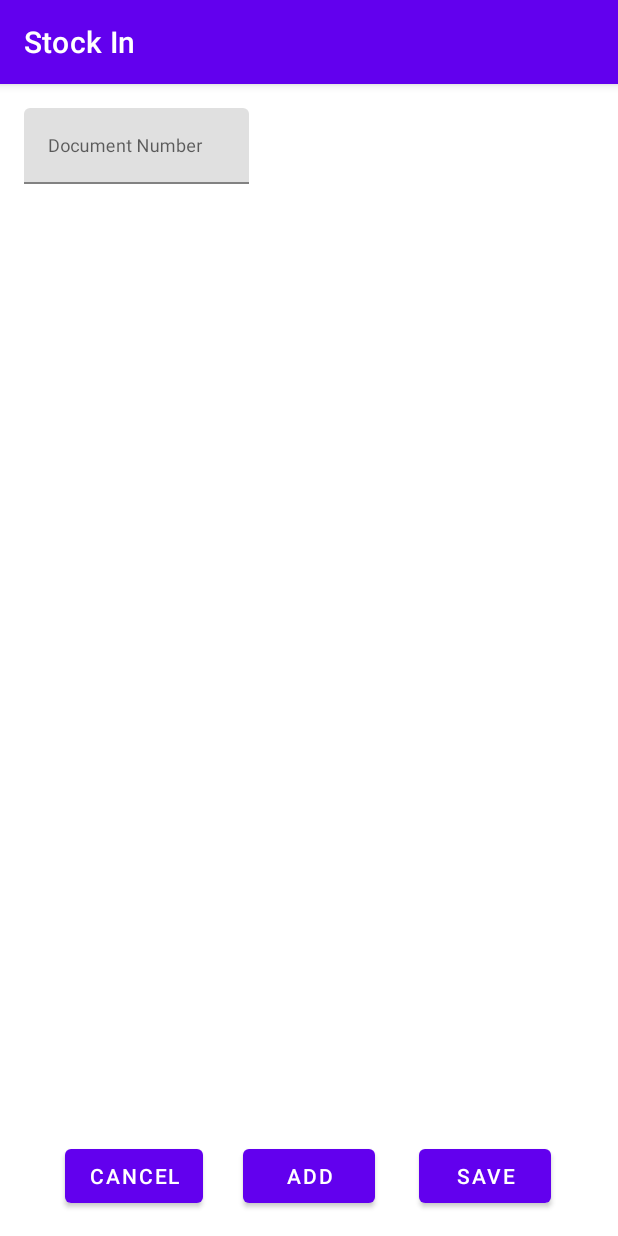
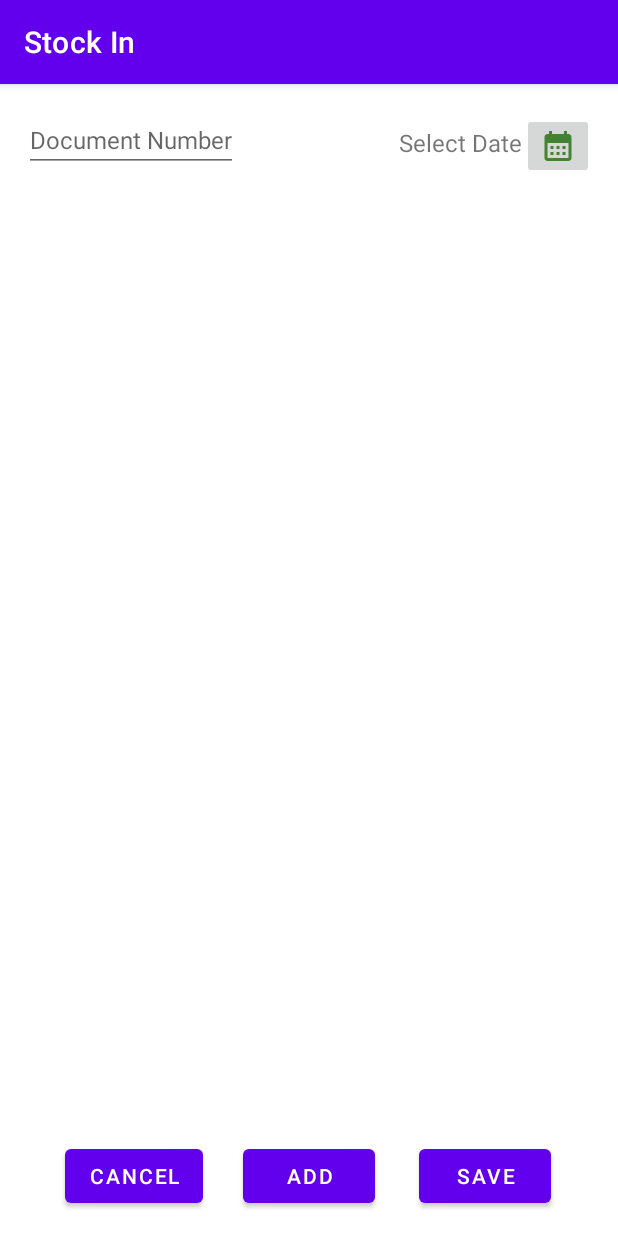
Before and after one commit to ksharshembie/whint, an Android app: the screen it shows after launch (MainActivity), after a tap on "STOCK IN", on a phone screen of 412 x 824 dp. Run offline under Robolectric (Android 15) with nearby library versions, the phone set to English and light mode, and no system bars; our stand-ins replace Room's generated code, navigation-ui.

Commit message:
field empty control added to StockInFragment.kt

```diff
--- a/app/src/main/java/com/ksharshembie/whint/local/dao/SlipDao.kt
+++ b/app/src/main/java/com/ksharshembie/whint/local/dao/SlipDao.kt
@@ -26,7 +26,7 @@ interface SlipDao {
     @Query("SELECT isSaved FROM slip where idSlip = :slipID")
     fun isSlipSaved(slipID: Long): Boolean
 
-    @Query("UPDATE slip SET isSaved = 1, slipNumber = :docNumber WHERE idSlip = :slipID")
-    fun slipSaved(slipID: Long, docNumber: String)
+    @Query("UPDATE slip SET isSaved = 1, slipNumber = :docNumber, slipDate = :docDate WHERE idSlip = :slipID")
+    fun slipSaved(slipID: Long, docNumber: String, docDate: String)
 
 }
--- a/app/src/main/java/com/ksharshembie/whint/local/db/Database.kt
+++ b/app/src/main/java/com/ksharshembie/whint/local/db/Database.kt
@@ -9,7 +9,7 @@ import com.ksharshembie.whint.local.room.Article
 import com.ksharshembie.whint.local.room.Slip
 import com.ksharshembie.whint.local.room.SlipItem
 
-@Database(entities = [Article::class, Slip::class, SlipItem::class], version = 6)
+@Database(entities = [Article::class, Slip::class, SlipItem::class], version = 7)
 abstract class Database : RoomDatabase() {
     abstract fun dao(): ArticleDao
     abstract fun daoSlip(): SlipDao
--- a/app/src/main/java/com/ksharshembie/whint/local/room/Slip.kt
+++ b/app/src/main/java/com/ksharshembie/whint/local/room/Slip.kt
@@ -8,7 +8,7 @@ data class Slip(
     @PrimaryKey(autoGenerate = true)
     var idSlip: Long? = null,
     var slipNumber: String? = null,
-    var slipDate: Long? = null,
+    var slipDate: String? = null,
     var idDate: Long = System.currentTimeMillis(),
     var idChangeDate: Long? = null,
     var idCancelDate: Long? = null,
--- a/app/src/main/java/com/ksharshembie/whint/ui/home/stockIn/StockInAddFragment.kt
+++ b/app/src/main/java/com/ksharshembie/whint/ui/home/stockIn/StockInAddFragment.kt
@@ -85,6 +85,12 @@ class StockInAddFragment : Fragment() {
                     articleName = binding.tvArticleName.text.toString()
                 )
                 App.db.daoSlipItem().insert(slipItem)
+                Toast.makeText(
+                    requireActivity(),
+                    getString(R.string.item_saved),
+                    Toast.LENGTH_LONG
+                )
+                    .show()
             } else {
                 Toast.makeText(
                     requireActivity(),
--- /dev/null
+++ b/app/src/main/res/drawable/ic_calendar_month_24.xml
@@ -0,0 +1,5 @@
+<vector android:height="24dp" android:tint="#438135"
+    android:viewportHeight="24" android:viewportWidth="24"
+    android:width="24dp" xmlns:android="http://schemas.android.com/apk/res/android">
+    <path android:fillColor="@android:color/white" android:pathData="M19,4h-1V2h-2v2H8V2H6v2H5C3.89,4 3.01,4.9 3.01,6L3,20c0,1.1 0.89,2 2,2h14c1.1,0 2,-0.9 2,-2V6C21,4.9 20.1,4 19,4zM19,20H5V10h14V20zM9,14H7v-2h2V14zM13,14h-2v-2h2V14zM17,14h-2v-2h2V14zM9,18H7v-2h2V18zM13,18h-2v-2h2V18zM17,18h-2v-2h2V18z"/>
+</vector>
--- a/app/src/main/res/layout/fragment_stock_in.xml
+++ b/app/src/main/res/layout/fragment_stock_in.xml
@@ -7,21 +7,39 @@
     android:padding="@dimen/dft_padding"
     tools:context=".ui.home.stockIn.StockInFragment">
 
-    <com.google.android.material.textfield.TextInputLayout
-        android:id="@+id/tl_slipNumber"
+    <EditText
+        android:id="@+id/et_slipNumber"
         android:layout_width="wrap_content"
         android:layout_height="wrap_content"
+        android:layout_marginBottom="16dp"
+        android:hint="@string/document_number"
+        android:autofillHints="name"
+        android:inputType="textCapCharacters"
+        android:textSize="16sp"
         app:layout_constraintStart_toStartOf="parent"
-        app:layout_constraintTop_toTopOf="parent">
+        app:layout_constraintTop_toTopOf="parent" />
 
-        <com.google.android.material.textfield.TextInputEditText
-            android:id="@+id/et_slipNumber"
-            android:layout_width="150dp"
-            android:textSize="12sp"
-            android:hint="@string/document_number"
-            android:inputType="textCapCharacters"
-            android:layout_height="wrap_content" />
-    </com.google.android.material.textfield.TextInputLayout>
+    <TextView
+        android:id="@+id/tv_slipDate"
+        android:layout_width="150dp"
+        android:layout_height="wrap_content"
+        android:layout_marginStart="16dp"
+        android:paddingBottom="16dp"
+        android:text="@string/select_date"
+        android:textAlignment="textEnd"
+        android:paddingTop="12dp"
+        android:textSize="16sp"
+        app:layout_constraintEnd_toStartOf="@id/btn_calendar"
+        app:layout_constraintTop_toTopOf="parent" />
+
+   <ImageButton
+       android:id="@+id/btn_calendar"
+       android:layout_width="wrap_content"
+       android:src="@drawable/ic_calendar_month_24"
+       app:layout_constraintTop_toTopOf="@id/tv_slipDate"
+       app:layout_constraintEnd_toEndOf="parent"
+       app:layout_constraintBottom_toBottomOf="@id/tv_slipDate"
+       android:layout_height="wrap_content"/>
 
     <androidx.recyclerview.widget.RecyclerView
         android:id="@+id/rv_slipItems"
@@ -30,7 +48,7 @@
         app:layoutManager="androidx.recyclerview.widget.LinearLayoutManager"
         app:layout_constraintEnd_toEndOf="parent"
         app:layout_constraintStart_toStartOf="parent"
-        app:layout_constraintTop_toBottomOf="@id/tl_slipNumber" />
+        app:layout_constraintTop_toBottomOf="@id/et_slipNumber" />
 
 
     <Button
--- a/app/src/main/res/values/strings.xml
+++ b/app/src/main/res/values/strings.xml
@@ -23,4 +23,9 @@
     <string name="add_manual">Add Manual</string>
     <string name="no_item_added_please_add">No items added, please Add!</string>
     <string name="document_number">Document Number</string>
+    <string name="item_saved">Item saved</string>
+    <string name="select_date">Select Date</string>
+    <string name="document_date">Document Date</string>
+    <string name="please_fill_doc_number">Please fill Document Number</string>
+    <string name="please_select_doc_date">Please Select Document Date</string>
 </resources>
```
Also changed, not shown: app/src/main/java/com/ksharshembie/whint/ui/home/stockIn/StockInFragment.kt (+49 -24 lines).
